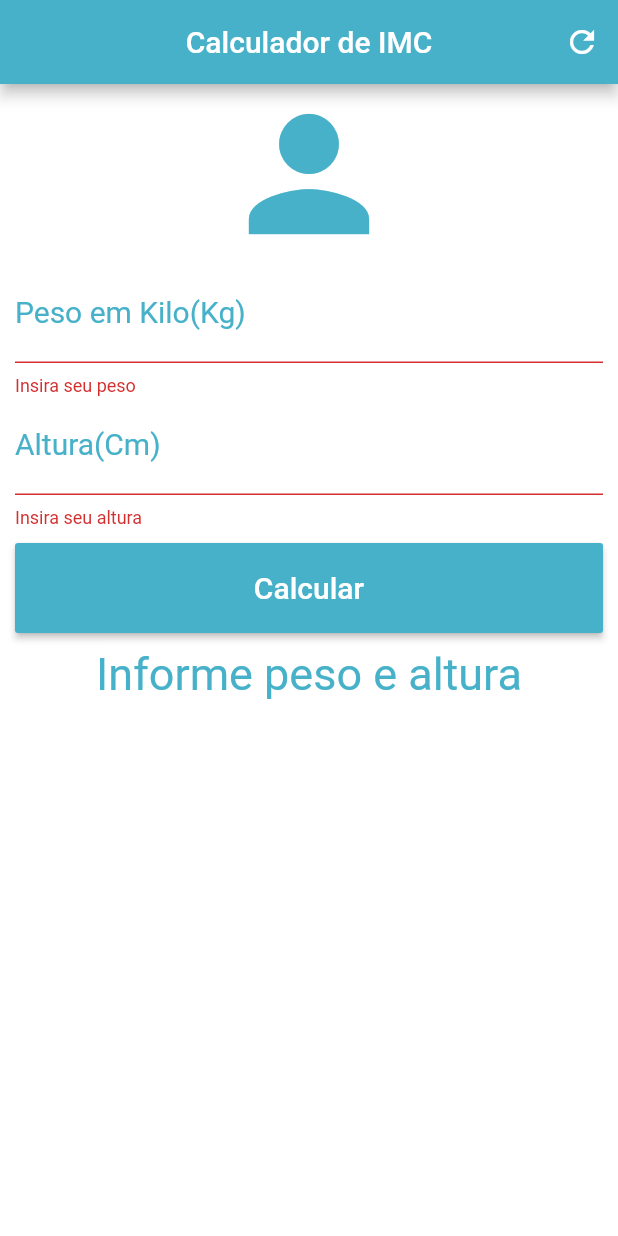
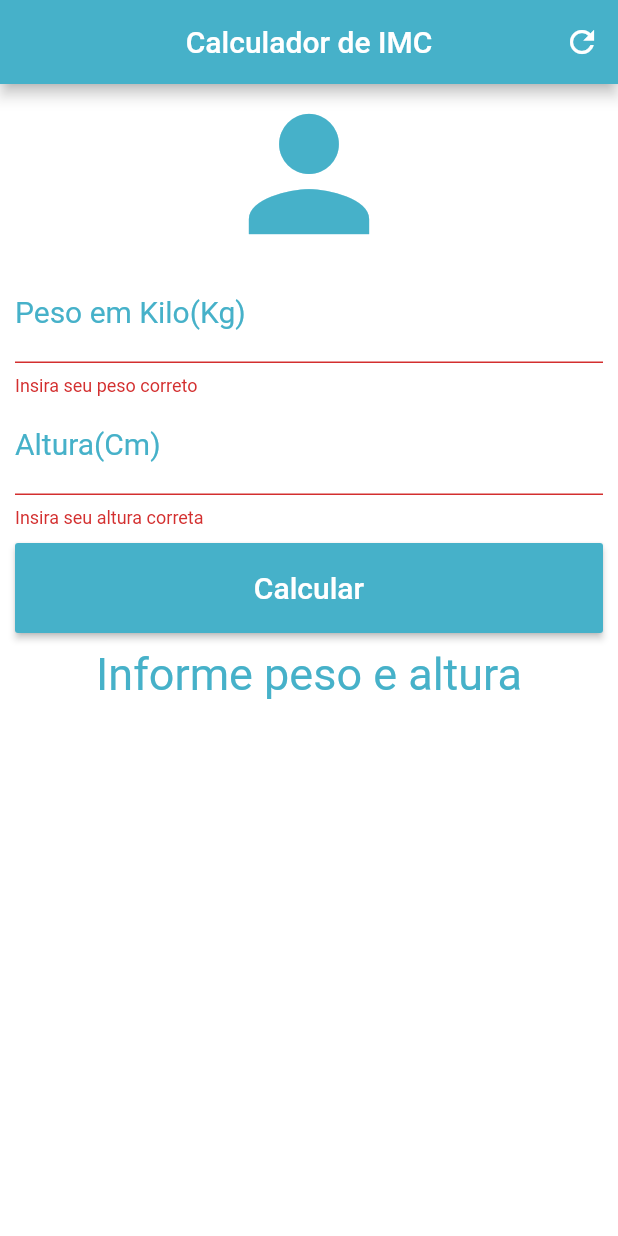
Before and after one commit to LimaAle/FirstProjectFlutter, a Flutter app: the screen it shows after launch, after a tap on "Calcular", on a phone screen of 412 x 824 dp. Run offline on Flutter 3.47's test engine with Material 2 defaults, Android fonts, the phone set to English and light mode, and no system bars.

Commit message:
fix projeto imc

```diff
--- a/calcular_imc_flutter/lib/main.dart
+++ b/calcular_imc_flutter/lib/main.dart
@@ -40,14 +40,15 @@ class _homeState extends State<home> {
       double altura = double.parse(alturaController.text) / 100;
       double imc = peso / (altura * altura);
       String imcPrecision = imc.toStringAsPrecision(3);
+
       if (imc < 18.6) {
-        _resp = 'Abaixo do peso: $imcPrecision';
+        _resp = 'Abaixo do peso: $imc';
       } else if (imc < 25) {
-        _resp = 'Peso normal: $imcPrecision';
+        _resp = 'Peso normal: $imc';
       } else if (imc < 35) {
-        _resp = 'Acima do peso: $imcPrecision';
+        _resp = 'Acima do peso: $imc';
       } else {
-        _resp = 'Obesidade 1: $imcPrecision';
+        _resp = 'Obesidade 1: $imc';
       }
     });
   }
@@ -88,8 +89,8 @@ class _homeState extends State<home> {
                     style: TextStyle(color: maximumBlue, fontSize: 20),
                     controller: pesoController,
                     validator: (value) {
-                      if (value.isEmpty) {
-                        return 'Insira seu peso';
+                      if (value.isEmpty||value.length>3||value.length<2) {
+                        return 'Insira seu peso correto';
                       }
                     },
                   ),
@@ -102,8 +103,8 @@ class _homeState extends State<home> {
                     style: TextStyle(color: maximumBlue, fontSize: 20),
                     controller: alturaController,
                     validator: (value) {
-                      if (value.isEmpty) {
-                        return 'Insira seu altura';
+                      if (value.isEmpty||value.length>3) {
+                        return 'Insira seu altura correta';
                       }
                     },
                   ),
@@ -114,7 +115,7 @@ class _homeState extends State<home> {
                       child: RaisedButton(
                         onPressed: () {
                           if (_formKey.currentState.validate()) {
-                            _calcularImc;
+                            _calcularImc();
                           }
                         },
                         child: Text(
```
